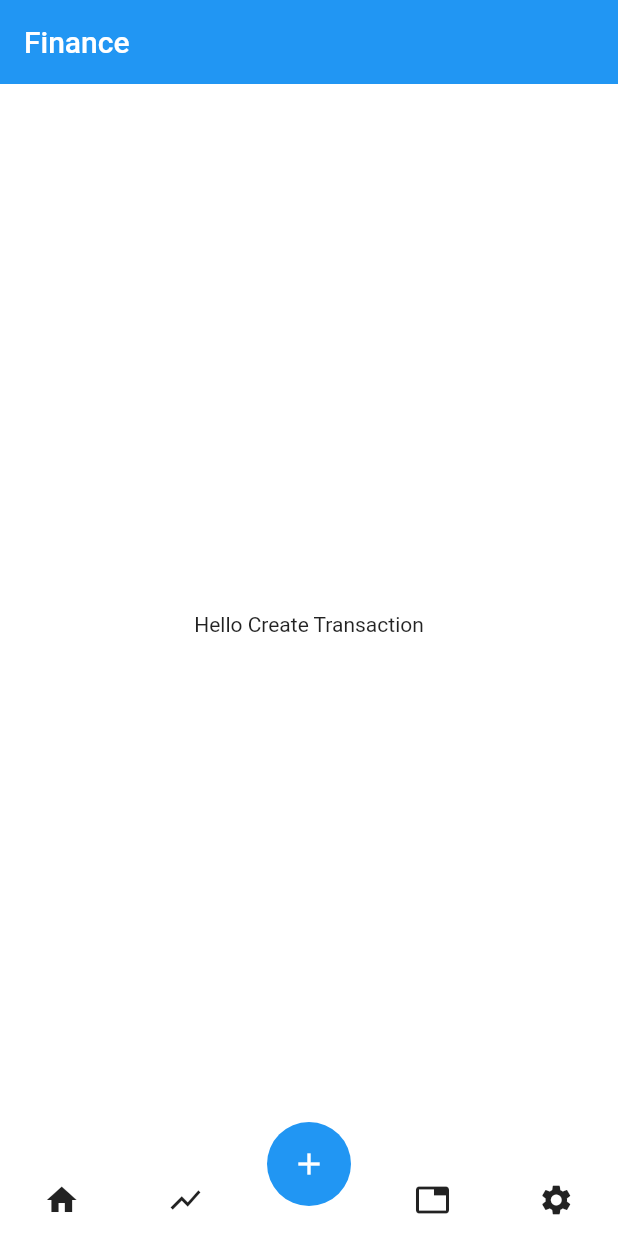
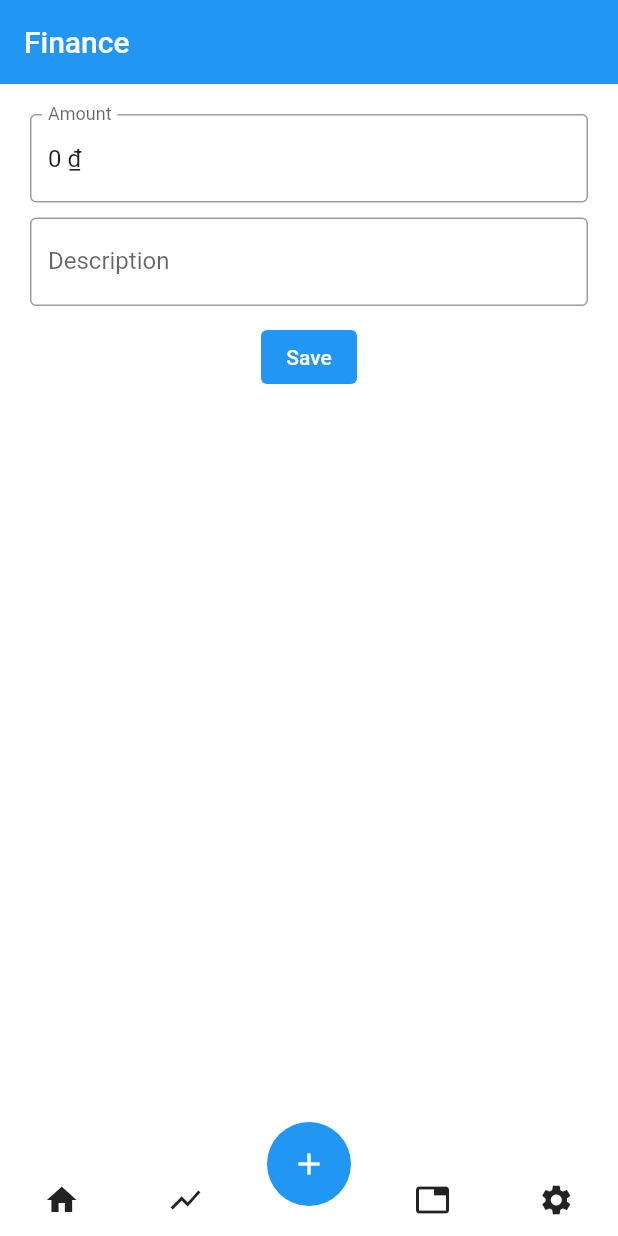
Before and after one commit to anhhaome/finance, a Flutter app: the screen it shows after launch, after a tap on the "add" icon, on a phone screen of 412 x 824 dp. Run offline on Flutter 3.47's test engine with Material 2 defaults, Android fonts, the phone set to English and light mode, and no system bars; our stand-ins replace flutter_masked_text2, fluttertoast.

```diff
--- a/lib/create_transaction_page.dart
+++ b/lib/create_transaction_page.dart
@@ -1,4 +1,7 @@
+import 'package:flutter/material.dart';
 import 'package:flutter/widgets.dart';
+import 'package:flutter_masked_text2/flutter_masked_text2.dart';
+import 'package:fluttertoast/fluttertoast.dart';
 
 class CreateTransactionPage extends StatefulWidget {
   const CreateTransactionPage({Key? key}) : super(key: key);
@@ -8,10 +11,63 @@ class CreateTransactionPage extends StatefulWidget {
 }
 
 class _CreateTransactionPageState extends State<CreateTransactionPage> {
+  final _formKey = GlobalKey<FormState>();
+
   @override
   Widget build(BuildContext context) {
-    return const Center(
-      child: Text("Hello Create Transaction"),
+    final currencyController = MoneyMaskedTextController(
+        decimalSeparator: '',
+        thousandSeparator: ',',
+        precision: 0,
+        rightSymbol: ' ₫');
+
+    currencyController.updateValue(0);
+
+    return Form(
+      key: _formKey,
+      child: Padding(
+          padding: const EdgeInsets.all(20),
+          child: Column(
+            children: <Widget>[
+              TextFormField(
+                controller: currencyController,
+                keyboardType: TextInputType.number,
+                decoration: const InputDecoration(
+                    border: OutlineInputBorder(), labelText: 'Amount'),
+                validator: (value) {
+                  if (value == null || value.isEmpty) {
+                    return 'Please enter amount';
+                  }
+                  return null;
+                },
+              ),
+              const SizedBox(height: 10),
+              TextFormField(
+                decoration: const InputDecoration(
+                    border: OutlineInputBorder(), labelText: 'Description'),
+                validator: (value) {
+                  if (value == null || value.isEmpty) {
+                    return 'Please enter description';
+                  }
+                  return null;
+                },
+              ),
+              const SizedBox(height: 10),
+              TextButton(
+                onPressed: () {
+                  if (_formKey.currentState!.validate()) {
+                    Fluttertoast.showToast(msg: "Saved!");
+                  }
+                },
+                style: ButtonStyle(
+                    foregroundColor:
+                        MaterialStateProperty.all<Color>(Colors.white),
+                    backgroundColor: MaterialStateProperty.all<Color>(
+                        Theme.of(context).primaryColor)),
+                child: const Text('Save'),
+              ),
+            ],
+          )),
     );
   }
 }
--- a/lib/main.dart
+++ b/lib/main.dart
@@ -81,6 +81,7 @@ class MyApp extends StatelessWidget {
                 );
               },
             ),
-            backgroundColor: const Color(0xF0FFFFFF)));
+            backgroundColor: const Color(0xF0FFFFFF),
+            resizeToAvoidBottomInset: false));
   }
 }
--- a/pubspec.yaml
+++ b/pubspec.yaml
@@ -34,6 +34,8 @@ dependencies:
   # The following adds the Cupertino Icons font to your application.
   # Use with the CupertinoIcons class for iOS style icons.
   cupertino_icons: ^1.0.2
+  fluttertoast: ^8.0.8
+  flutter_masked_text2: ^0.9.1
 
 dev_dependencies:
   flutter_test:
```
Also changed, not shown: pubspec.lock.
